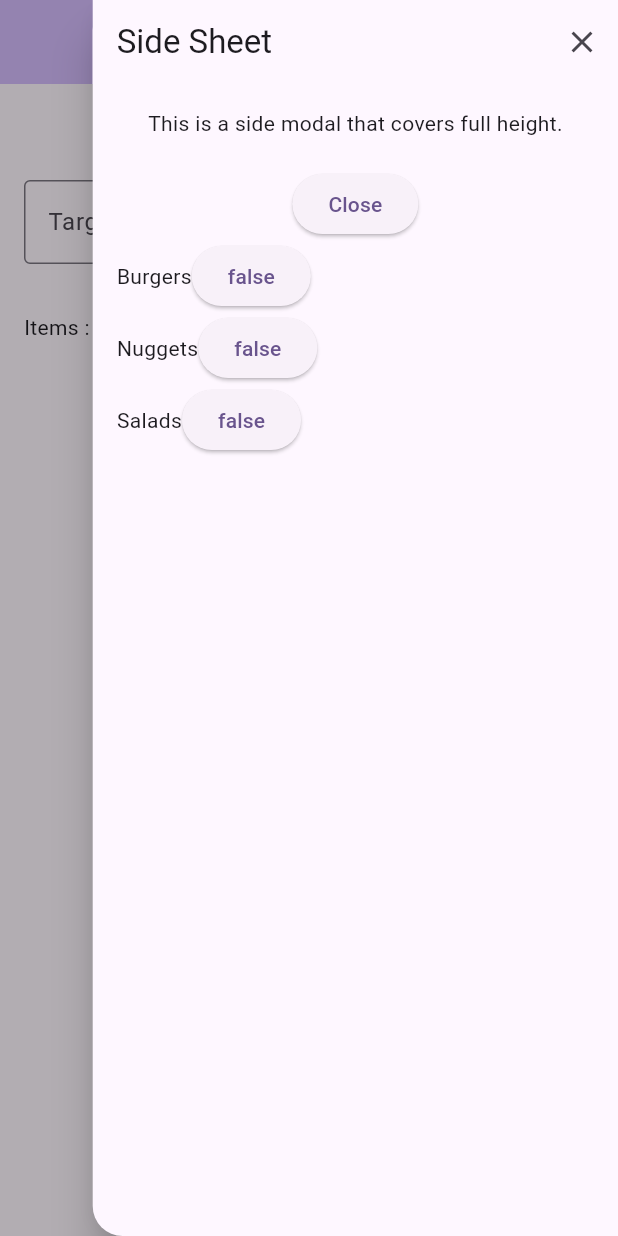
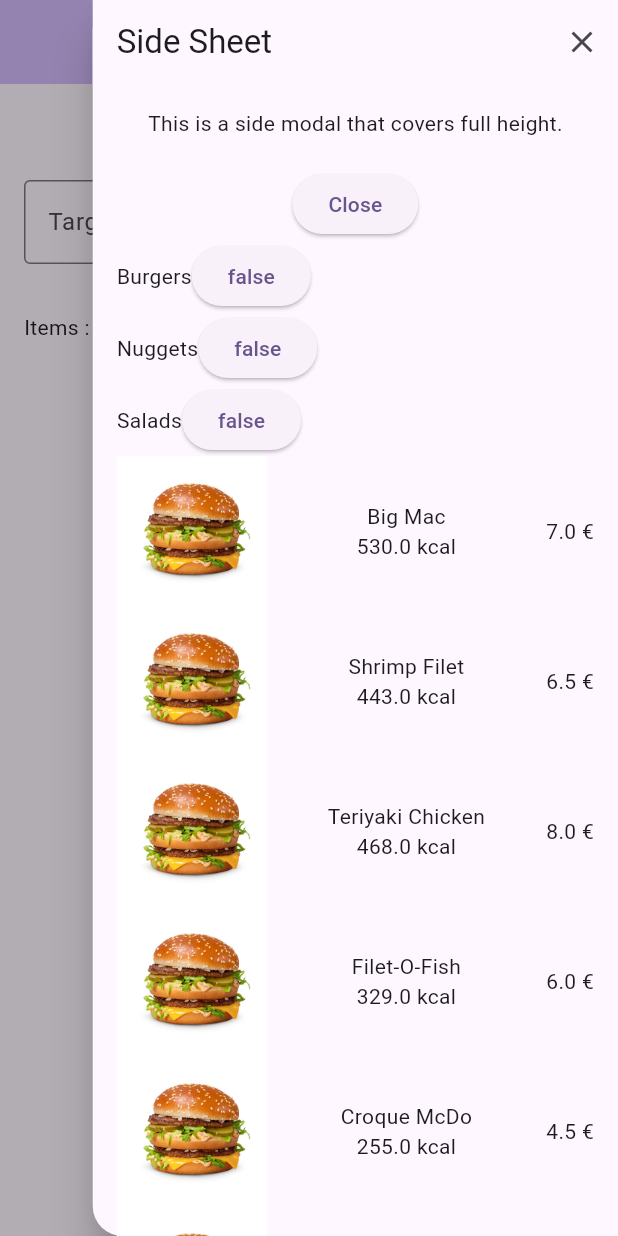
Before and after one commit to laracIette/mcdo_menu_generator, a Flutter app: the screen it shows after launch, after a tap on "Open Right Sheet", on a phone screen of 412 x 824 dp. Run offline on Flutter 3.47's test engine with Material 3 defaults, Android fonts, the phone set to English and light mode, and no system bars.

Commit message:
feat: item filter

```diff
--- a/lib/filters.dart
+++ b/lib/filters.dart
@@ -3,5 +3,5 @@
 
 class Filters {
   List<ItemType> allowedItemTypes = [];
-  List<Item> forcedItems = [];
+  List<Item> requiredItems = [];
 }
--- a/lib/filters_page.dart
+++ b/lib/filters_page.dart
@@ -1,6 +1,8 @@
 import 'package:flutter/material.dart';
 import 'package:mcdo_menu_generator/filters.dart';
+import 'package:mcdo_menu_generator/item.dart';
 import 'package:mcdo_menu_generator/item_type.dart';
+import 'package:mcdo_menu_generator/items.dart';
 
 class FiltersPage extends StatefulWidget {
   const FiltersPage({super.key, required this.animation, required this.onFiltersUpdated, required this.filters});
@@ -27,6 +29,18 @@
       }
       else {
         _filters.allowedItemTypes.add(itemType);
+      }
+    });
+    _broadcastFiltersUpdated();
+  }
+
+  void _switchRequiredItem(Item item) {
+    setState(() {
+      if (_filters.requiredItems.contains(item)) {
+        _filters.requiredItems.remove(item);
+      }
+      else {
+        _filters.requiredItems.add(item);
       }
     });
     _broadcastFiltersUpdated();
@@ -93,13 +107,32 @@
                                 onPressed: () => Navigator.pop(context),
                                 child: Text("Close"),
                               ),
-
                               _getItemTypeButton(ItemType.burger),
-
                               _getItemTypeButton(ItemType.nuggets),
-
                               _getItemTypeButton(ItemType.salad),
-
+                              ...items.map((item) => InkWell(
+                                key: ValueKey(item.name),
+                                onTap: () => _switchRequiredItem(item),
+                                child: Row(
+                                  children: [
+                                    Image.asset(
+                                      item.imagePath,
+                                      width: 100,
+                                      height: 100,
+                                      fit: BoxFit.cover,
+                                    ),
+                                    Spacer(),
+                                    Column(
+                                      children: [
+                                        Text(item.name),
+                                        Text('${item.calories} kcal'),
+                                      ],
+                                    ),
+                                    Spacer(),
+                                    Text('${item.price} €'),
+                                  ],
+                                ),
+                              )),
                             ],
                           ),
                         ),
```
Also changed, not shown: lib/home_page.dart (+6 -2 lines).
